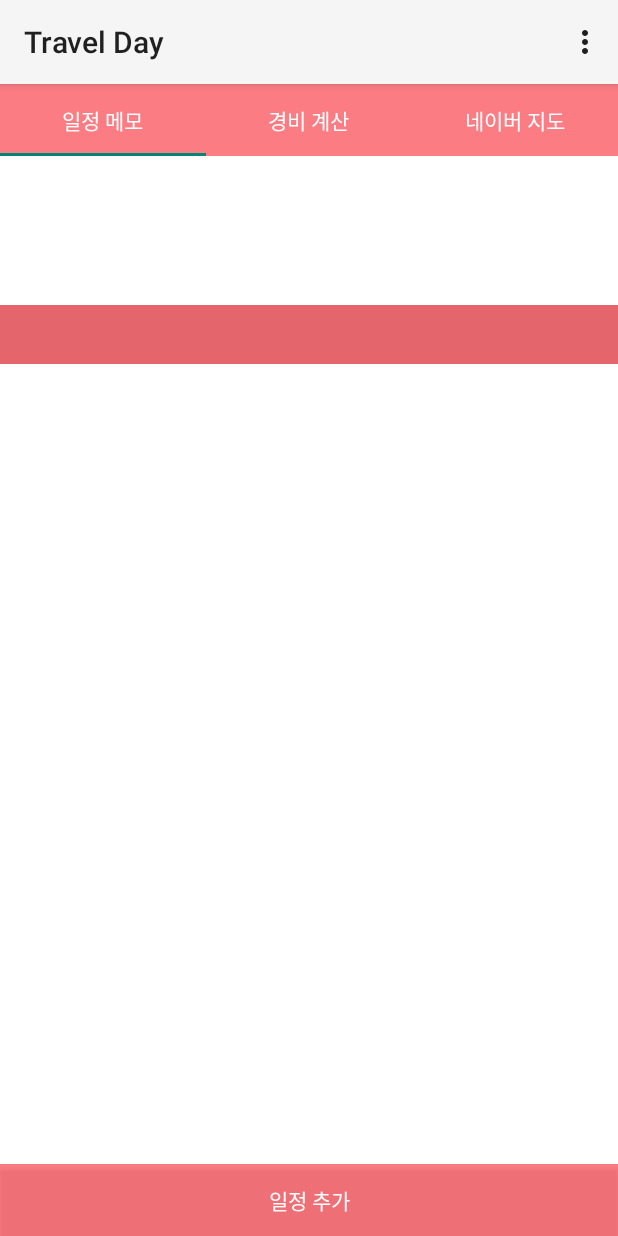
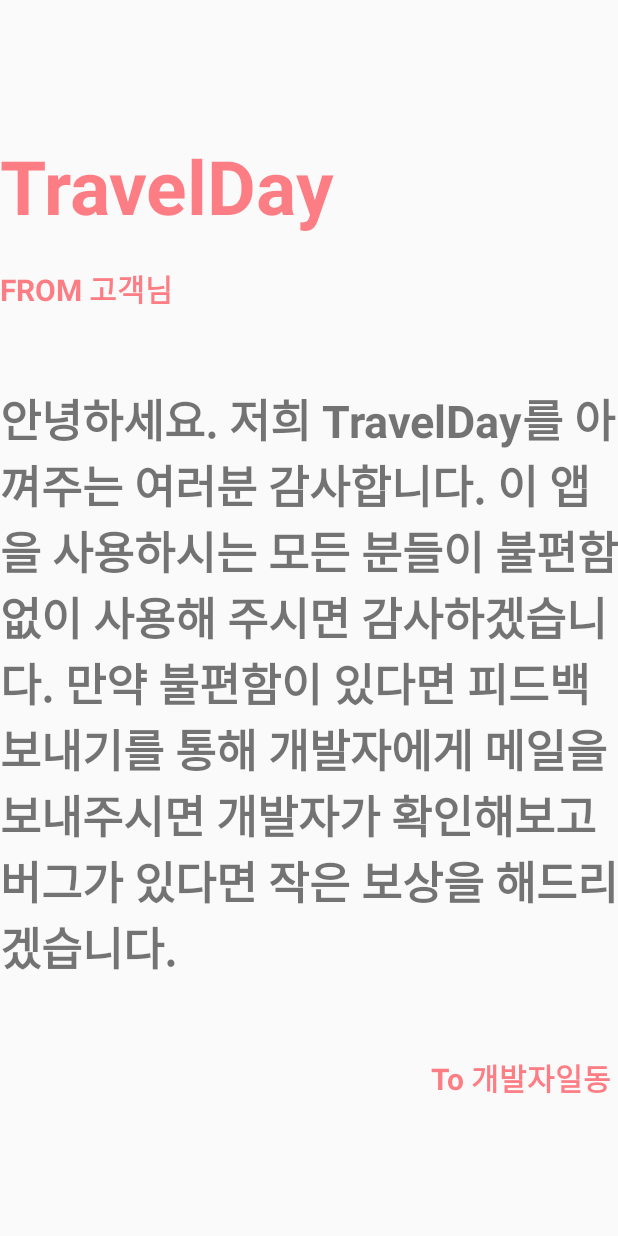
Before and after one commit to YH-LEE21/TravelApp, an Android app: the MainActivity screen opened directly, with no data from a screen before it, in the options menu, after a tap on "고객 지원", on a phone screen of 412 x 824 dp. Run offline under Robolectric (Android 15) with nearby library versions, the phone set to English and light mode, and no system bars; network calls fail; 2 statements that could not run were skipped.

Commit message:
고객지원(Consumer Support)
완성

```diff
--- a/app/src/main/AndroidManifest.xml
+++ b/app/src/main/AndroidManifest.xml
@@ -48,6 +48,8 @@
     <activity android:name=".RegisterActivity">
 
     </activity>
+        <activity android:name=".DeveloperSupport"></activity>
+
         <activity android:name=".AddActivity"></activity><!--일정 추가 -->
 
         <activity android:name=".CalcActivity"></activity><!--경비 계산-->
--- /dev/null
+++ b/app/src/main/java/com/example/TravelDay/DeveloperSupport.java
@@ -0,0 +1,14 @@
+package com.example.TravelDay;
+
+import android.os.Bundle;
+
+import androidx.annotation.Nullable;
+import androidx.appcompat.app.AppCompatActivity;
+
+public class DeveloperSupport extends AppCompatActivity {
+    @Override
+    protected void onCreate(@Nullable Bundle savedInstanceState) {
+        super.onCreate(savedInstanceState);
+        setContentView(R.layout.developer_support);
+    }
+}
--- a/app/src/main/java/com/example/TravelDay/MainActivity.java
+++ b/app/src/main/java/com/example/TravelDay/MainActivity.java
@@ -81,7 +81,8 @@
                 startActivity(intent);
                 return true;
             case R.id.user_helper:
-                Toast.makeText(this, "고객지원", Toast.LENGTH_SHORT).show();
+                Intent intent1 = new Intent(MainActivity.this,DeveloperSupport.class);
+                startActivity(intent1);
                 return true;
             case R.id.user_peedback:
                 String id = "ksmwy9029@naver.com";
--- /dev/null
+++ b/app/src/main/res/layout/developer_support.xml
@@ -0,0 +1,52 @@
+<?xml version="1.0" encoding="utf-8"?>
+<RelativeLayout
+    xmlns:android="http://schemas.android.com/apk/res/android" android:layout_width="match_parent"
+    android:layout_height="match_parent"
+    android:gravity="center_vertical"
+    >
+    <TextView
+        android:id="@+id/textView5"
+        android:layout_width="wrap_content"
+        android:layout_height="wrap_content"
+        android:text="TravelDay"
+        android:textColor="@color/MainColor"
+        android:textSize="50dp"
+        android:layout_marginBottom="20dp"
+        android:textStyle="bold"
+         />
+    <TextView
+        android:id="@+id/Consumer"
+        android:layout_width="wrap_content"
+        android:layout_height="wrap_content"
+        android:textStyle="bold"
+        android:textColor="@color/MainColor"
+        android:text="FROM 고객님"
+        android:textSize="20dp"
+        android:layout_below="@id/textView5"
+        />
+
+    <TextView
+        android:id="@+id/travelDaySupportTeam"
+        android:layout_width="wrap_content"
+        android:layout_height="wrap_content"
+        android:layout_below="@id/Consumer"
+        android:layout_marginVertical="50sp"
+        android:autoSizeTextType="none"
+        android:text="안녕하세요. 저희 TravelDay를 아껴주는 여러분 감사합니다.
+이 앱을 사용하시는 모든 분들이 불편함 없이 사용해 주시면 감사하겠습니다.
+만약 불편함이 있다면 피드백 보내기를 통해 개발자에게 메일을 보내주시면 개발자가 확인해보고 버그가 있다면
+작은 보상을 해드리겠습니다."
+        android:textSize="30dp"
+        android:textStyle="bold" />
+
+    <TextView
+        android:layout_width="wrap_content"
+        android:layout_height="wrap_content"
+        android:layout_alignParentRight="true"
+        android:text="To 개발자일동 "
+        android:textStyle="bold"
+        android:textSize="20dp"
+        android:textColor="@color/MainColor"
+        android:layout_below="@id/travelDaySupportTeam"
+        />
+</RelativeLayout>
```
